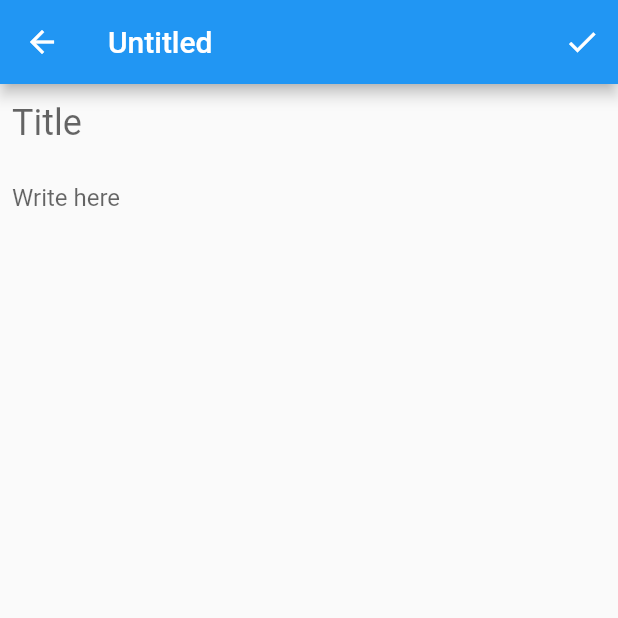
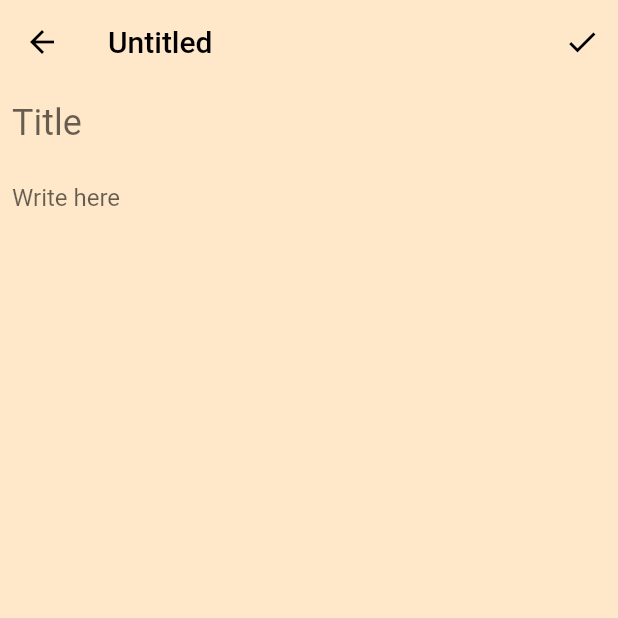
Before and after one commit to victormutuku/Note-App, a Flutter app: the screen it shows after launch, after a tap on the "add" icon, on a phone screen of 412 x 824 dp, the top half of it. Run offline on Flutter 3.47's test engine with Material 2 defaults, Android fonts, the phone set to English and light mode, and no system bars; our stand-ins replace google_fonts, sqflite; accounts and stored records are empty.

Commit message:
Theming and Styling
Changed the app's theme to a beige and brown coloured theme

```diff
--- a/lib/main.dart
+++ b/lib/main.dart
@@ -26,6 +26,7 @@ class MyApp extends StatelessWidget {
           NewNote.routeName: (context) => const NewNote(),
         },
         debugShowCheckedModeBanner: false,
+        // debugShowMaterialGrid: true,
       ),
     );
   }
--- a/lib/screens/home.dart
+++ b/lib/screens/home.dart
@@ -3,6 +3,7 @@ import 'package:provider/provider.dart';
 import './new_note.dart';
 import '../widgets/note_card.dart';
 import '../utils/notes.dart';
+import '../utils/colors.dart';
 
 class HomeScreen extends StatelessWidget {
   const HomeScreen({super.key});
@@ -12,16 +13,32 @@ class HomeScreen extends StatelessWidget {
     final notes = Provider.of<Notes>(context, listen: false).getNotes();
 
     return Scaffold(
+      backgroundColor: beige,
       appBar: AppBar(
-        title: const Text('Notes'),
+        backgroundColor: beige,
+        elevation: 0,
+        iconTheme: const IconThemeData(color: brown),
+        title: const Center(
+          child: Text(
+            'Notes',
+            style: TextStyle(color: black),
+          ),
+        ),
         actions: [
-          IconButton(
-            onPressed: () => Navigator.of(context).pushNamed(NewNote.routeName),
-            icon: const Icon(Icons.add),
+          PopupMenuButton(
+            color: beige,
+            icon: const Icon(Icons.more_vert),
+            position: PopupMenuPosition.under,
+            itemBuilder: (_) => [
+              const PopupMenuItem(child: Text('Edit')),
+              const PopupMenuItem(child: Text('Settings'))
+            ],
           )
         ],
       ),
-      body: FutureBuilder(
+      body: Stack(
+        children: [
+          FutureBuilder(
             future: notes,
             builder: (context, snapshot) => snapshot.connectionState ==
                     ConnectionState.waiting
@@ -40,8 +57,8 @@ class HomeScreen extends StatelessWidget {
                             ),
                             Text(
                               "Add a note",
-                          style:
-                              TextStyle(color: Colors.grey[700], fontSize: 20),
+                              style: TextStyle(
+                                  color: Colors.grey[700], fontSize: 20),
                             ),
                           ],
                         ),
@@ -62,6 +79,31 @@ class HomeScreen extends StatelessWidget {
                         ),
                       ),
           ),
+          Padding(
+            padding:
+                const EdgeInsets.symmetric(horizontal: 16.0, vertical: 12.0),
+            child: Column(
+              mainAxisAlignment: MainAxisAlignment.end,
+              children: [
+                Row(
+                  mainAxisAlignment: MainAxisAlignment.end,
+                  children: [
+                    FloatingActionButton(
+                      onPressed: () =>
+                          Navigator.of(context).pushNamed(NewNote.routeName),
+                      backgroundColor: brown,
+                      child: const Icon(
+                        Icons.add,
+                        color: white,
+                      ),
+                    ),
+                  ],
+                ),
+              ],
+            ),
+          ),
+        ],
+      ),
     );
   }
 }
--- a/lib/screens/new_note.dart
+++ b/lib/screens/new_note.dart
@@ -1,5 +1,6 @@
 import 'package:flutter/material.dart';
 import 'package:google_fonts/google_fonts.dart';
+import 'package:note_app/utils/colors.dart';
 import 'package:provider/provider.dart';
 
 import '../models/note.dart';
@@ -36,6 +37,10 @@ class _NewNoteState extends State<NewNote> {
     super.didChangeDependencies();
   }
 
+  void _navigateBack() {
+    Navigator.of(context).pop();
+  }
+
   void _save() {
     final notes = Provider.of<Notes>(context, listen: false);
     final noteId = ModalRoute.of(context)!.settings.arguments;
@@ -47,7 +52,7 @@ class _NewNoteState extends State<NewNote> {
 
       if (_textController.text.isEmpty && _titleController.text.isEmpty) {
         DatabaseHelper.deleteNote(foundNoteId);
-        Navigator.of(context).pushNamed("/");
+        _navigateBack();
         return;
       }
 
@@ -63,7 +68,7 @@ class _NewNoteState extends State<NewNote> {
       DatabaseHelper.updateNote(note);
     } else {
       if (_textController.text.isEmpty && _titleController.text.isEmpty) {
-        Navigator.of(context).pushNamed("/");
+        _navigateBack();
         return;
       }
 
@@ -79,17 +84,21 @@ class _NewNoteState extends State<NewNote> {
       DatabaseHelper.insertNote(note);
     }
 
-    Navigator.of(context).pushNamed("/");
+    _navigateBack();
   }
 
   @override
   Widget build(BuildContext context) {
-    return SafeArea(
-      child: Scaffold(
+    return Scaffold(
+      backgroundColor: beige,
       appBar: AppBar(
-          title: Text(_titleController.text.isNotEmpty
-              ? _titleController.text
-              : 'Untitled'),
+        backgroundColor: beige,
+        iconTheme: const IconThemeData(color: black),
+        elevation: 0,
+        title: Text(
+          _titleController.text.isNotEmpty ? _titleController.text : 'Untitled',
+          style: const TextStyle(color: black),
+        ),
         actions: [
           IconButton(
             onPressed: _save,
@@ -123,7 +132,6 @@ class _NewNoteState extends State<NewNote> {
           )
         ],
       ),
-      ),
     );
   }
 }
--- /dev/null
+++ b/lib/utils/colors.dart
@@ -0,0 +1,6 @@
+import 'package:flutter/material.dart';
+
+const beige = Color(0xFFFFE7C9);
+const brown = Color(0xFF3F1D0B);
+const black = Colors.black;
+const white = Colors.white;
--- a/lib/widgets/note_card.dart
+++ b/lib/widgets/note_card.dart
@@ -1,5 +1,6 @@
 import 'package:flutter/material.dart';
 import 'package:note_app/screens/new_note.dart';
+import 'package:note_app/utils/colors.dart';
 
 class NoteCard extends StatelessWidget {
   final String id;
@@ -19,7 +20,7 @@ class NoteCard extends StatelessWidget {
           Navigator.of(context).pushNamed(NewNote.routeName, arguments: id),
       child: Card(
         key: Key(id),
-        color: Colors.lightBlue[100],
+        color: beige,
         elevation: 5,
         child: Container(
           padding: const EdgeInsets.all(20),
@@ -34,6 +35,7 @@ class NoteCard extends StatelessWidget {
                       style: const TextStyle(
                         fontWeight: FontWeight.bold,
                         fontSize: 16,
+                        // color: brown,
                       ),
                     ),
                   )
@@ -42,6 +44,7 @@ class NoteCard extends StatelessWidget {
               Flexible(
                 child: Text(
                   text,
+                  style: TextStyle(color: brown),
                   overflow: TextOverflow.clip,
                 ),
               ),
```
Lines whose indentation alone changed are shown as unchanged.
